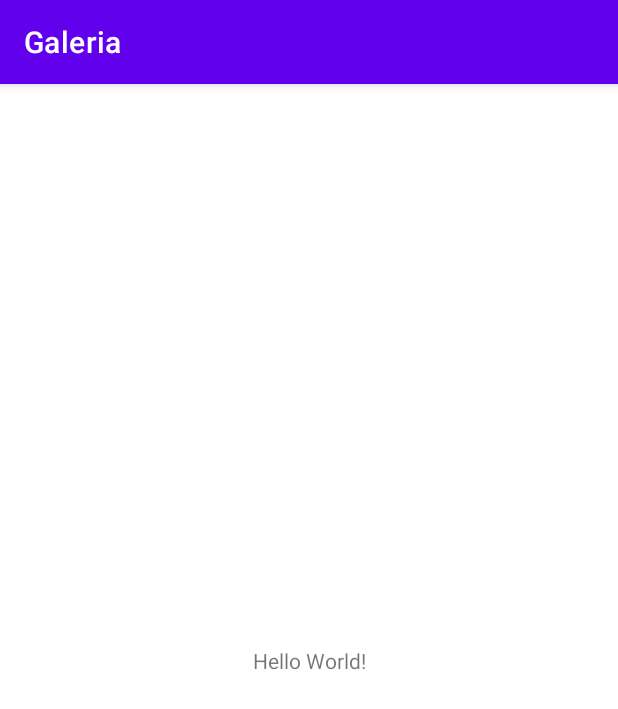
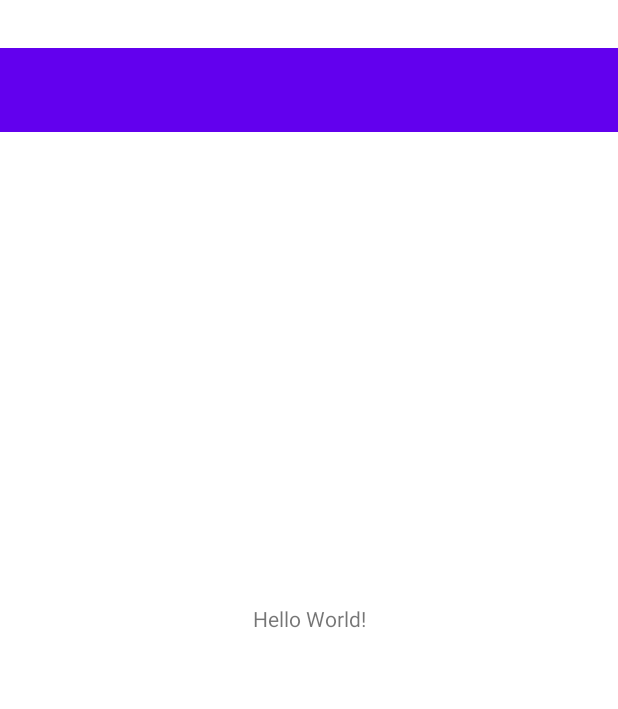
Before and after one commit to Jonathancastrosilva/Galeria, an Android app: the screen it shows after launch (MainActivity), on a phone screen of 412 x 824 dp. Shown: the top 709 px of the screen. Run offline under Robolectric (Android 15) with nearby library versions, the phone set to English and light mode, and no system bars.

Commit message:
começo das telas

```diff
--- a/app/src/main/res/layout/activity_main.xml
+++ b/app/src/main/res/layout/activity_main.xml
@@ -15,4 +15,16 @@
         app:layout_constraintStart_toStartOf="parent"
         app:layout_constraintTop_toTopOf="parent" />
 
+    <androidx.appcompat.widget.Toolbar
+        android:id="@+id/tbMain"
+        android:layout_width="0dp"
+        android:layout_height="wrap_content"
+        android:layout_marginTop="32dp"
+        android:background="?attr/colorPrimary"
+        android:minHeight="?attr/actionBarSize"
+        android:theme="?attr/actionBarTheme"
+        app:layout_constraintEnd_toEndOf="parent"
+        app:layout_constraintStart_toStartOf="parent"
+        app:layout_constraintTop_toTopOf="parent" />
+
 </androidx.constraintlayout.widget.ConstraintLayout>
--- a/app/src/main/res/values/themes.xml
+++ b/app/src/main/res/values/themes.xml
@@ -1,6 +1,6 @@
 <resources xmlns:tools="http://schemas.android.com/tools">
     <!-- Base application theme. -->
-    <style name="Theme.Galeria" parent="Theme.MaterialComponents.DayNight.DarkActionBar">
+    <style name="Theme.Galeria" parent="Theme.MaterialComponents.DayNight.NoActionBar">
         <!-- Primary brand color. -->
         <item name="colorPrimary">@color/purple_500</item>
         <item name="colorPrimaryVariant">@color/purple_700</item>
```
